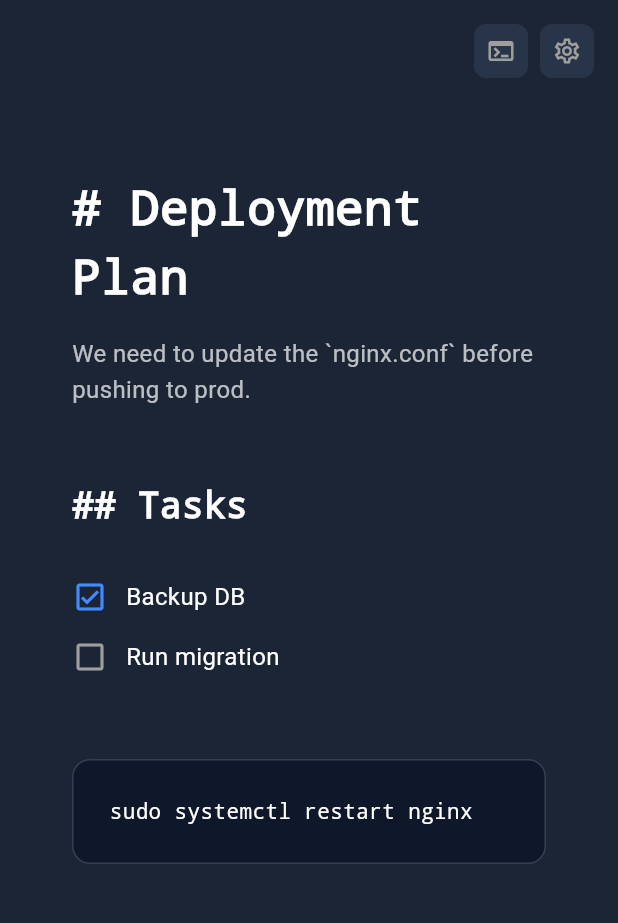
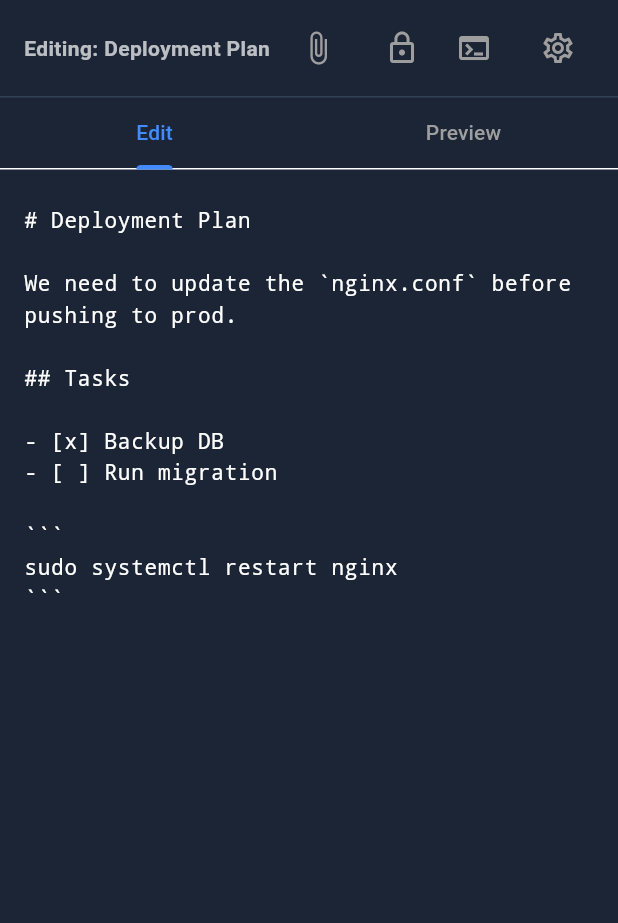
Before and after one commit to merlinJeyakumar/future-notes, a Flutter app: the screen it shows after launch, on a phone screen of 412 x 824 dp, the part 84-1007 px from its top. Run offline on Flutter 3.47's test engine with Material 3 defaults, Android fonts, the phone set to English and light mode, and no system bars; our stand-ins replace file_picker, flutter_markdown.

Commit message:
feat: Add ContentArea widget with markdown editing, auto-listing, and file attachment support.

````diff
--- a/lib/features/dashboard/widgets/content_area.dart
+++ b/lib/features/dashboard/widgets/content_area.dart
@@ -1,91 +1,190 @@
 import 'package:flutter/material.dart';
+import 'package:flutter_markdown/flutter_markdown.dart';
+import 'package:file_picker/file_picker.dart';
 
-class ContentArea extends StatelessWidget {
+class ContentArea extends StatefulWidget {
   const ContentArea({super.key});
 
   @override
+  State<ContentArea> createState() => _ContentAreaState();
+}
+
+class _ContentAreaState extends State<ContentArea> {
+  final TextEditingController _controller = TextEditingController(
+    text: """
+# Deployment Plan
+
+We need to update the `nginx.conf` before pushing to prod.
+
+## Tasks
+
+- [x] Backup DB
+- [ ] Run migration
+
+```
+sudo systemctl restart nginx
+```
+""",
+  );
+
+  String _lastText = "";
+
+  @override
+  void initState() {
+    super.initState();
+    _lastText = _controller.text;
+  }
+
+  void _handleAutoList(String newText) {
+    // Only trigger if we added exactly one character (the newline)
+    // and that character is indeed a newline at the current cursor position.
+    if (newText.length != _lastText.length + 1) return;
+
+    final selection = _controller.selection;
+    if (!selection.isValid || selection.start == 0) return;
+
+    // Check if the character before the cursor is a newline
+    if (newText[selection.start - 1] == '\n') {
+      // Find the start of the previous line
+      final currentPos = selection.start;
+      final previousNewlinePos = newText.lastIndexOf('\n', currentPos - 2);
+      final lineStart = previousNewlinePos == -1 ? 0 : previousNewlinePos + 1;
+
+      // Extract the previous line content
+      final previousLine = newText.substring(lineStart, currentPos - 1);
+
+      // Regex for Bullet: ^(\s*)([*+-])\s
+      final bulletMatch = RegExp(r'^(\s*)([*+-])\s').firstMatch(previousLine);
+      if (bulletMatch != null) {
+        final indent = bulletMatch.group(1) ?? "";
+        final bullet = bulletMatch.group(2) ?? "";
+        _insertText('$indent$bullet ');
+        return;
+      }
+
+      // Regex for Number: ^(\s*)(\d+)\.\s
+      final numberMatch = RegExp(r'^(\s*)(\d+)\.\s').firstMatch(previousLine);
+      if (numberMatch != null) {
+        final indent = numberMatch.group(1) ?? "";
+        final numberStr = numberMatch.group(2) ?? "0";
+        final number = int.tryParse(numberStr) ?? 0;
+        _insertText('$indent${number + 1}. ');
+        return;
+      }
+    }
+  }
+
+  Future<void> _pickFile() async {
+    FilePickerResult? result = await FilePicker.platform.pickFiles();
+
+    if (result != null) {
+      final fileName = result.files.single.name;
+      // In a real app, you would upload this file and get a URL.
+      // Here we just insert a placeholder link.
+      final textToAdd = '\n\n![Attachment: $fileName]($fileName)';
+      _insertText(textToAdd);
+    }
+  }
+
+  void _insertText(String text) {
+    final textSelection = _controller.selection;
+    if (textSelection.isValid) {
+      final newText = _controller.text.replaceRange(
+        textSelection.start,
+        textSelection.end,
+        text,
+      );
+      final newSelection = textSelection.copyWith(
+        baseOffset: textSelection.start + text.length,
+        extentOffset: textSelection.start + text.length,
+      );
+      _controller.value = TextEditingValue(
+        text: newText,
+        selection: newSelection,
+      );
+    } else {
+      _controller.text += text;
+    }
+  }
+
+  @override
   Widget build(BuildContext context) {
+    // Determine screen width to decide layout
+    final isDesktop = MediaQuery.of(context).size.width > 900;
+
     return Container(
-      color: const Color(0xFF1B2535), // Main background
+      color: const Color(0xFF1B2535),
       child: Column(
-        crossAxisAlignment: CrossAxisAlignment.start,
         children: [
-          // Top Bar (Settings/Actions)
-          Padding(
-            padding: const EdgeInsets.all(16.0),
+          // Toolbar
+          Container(
+            padding: const EdgeInsets.symmetric(horizontal: 16, vertical: 8),
+            decoration: const BoxDecoration(
+              border: Border(bottom: BorderSide(color: Color(0xFF334155))),
+            ),
             child: Row(
-              mainAxisAlignment: MainAxisAlignment.end,
               children: [
-                _buildIconButton(Icons.terminal),
+                const Text(
+                  'Editing: Deployment Plan',
+                  style: TextStyle(
+                    color: Colors.white70,
+                    fontWeight: FontWeight.bold,
+                  ),
+                ),
+                const Spacer(),
+                IconButton(
+                  onPressed: _pickFile,
+                  icon: const Icon(Icons.attach_file, color: Colors.grey),
+                  tooltip: 'Attach File',
+                ),
                 const SizedBox(width: 8),
-                _buildIconButton(Icons.settings_outlined),
+                IconButton(
+                  onPressed: () {},
+                  icon: const Icon(Icons.lock_outline, color: Colors.grey),
+                  tooltip: 'Password',
+                ),
+                IconButton(
+                  onPressed: () {},
+                  icon: const Icon(Icons.terminal, color: Colors.grey),
+                  tooltip: 'Terminal',
+                ),
+                const SizedBox(width: 8),
+                IconButton(
+                  onPressed: () {},
+                  icon: const Icon(Icons.settings_outlined, color: Colors.grey),
+                  tooltip: 'Settings',
+                ),
               ],
             ),
           ),
 
+          // Editor Area
           Expanded(
-            child: SingleChildScrollView(
-              padding: const EdgeInsets.all(48.0),
+            child: isDesktop
+                ? Row(
+                    crossAxisAlignment: CrossAxisAlignment.stretch,
+                    children: [
+                      Expanded(child: _buildInputArea()),
+                      const VerticalDivider(width: 1, color: Color(0xFF334155)),
+                      Expanded(child: _buildPreviewArea()),
+                    ],
+                  )
+                : DefaultTabController(
+                    length: 2,
                     child: Column(
-                crossAxisAlignment: CrossAxisAlignment.start,
                       children: [
-                  // Title
-                  const Text(
-                    '# Deployment Plan',
-                    style: TextStyle(
-                      color: Colors.white,
-                      fontSize: 32,
-                      fontWeight: FontWeight.bold,
-                      fontFamily: 'monospace', // Monospaced for the '#'
+                        const TabBar(
+                          tabs: [
+                            Tab(text: 'Edit'),
+                            Tab(text: 'Preview'),
+                          ],
+                          labelColor: Colors.blueAccent,
+                          unselectedLabelColor: Colors.grey,
+                          indicatorColor: Colors.blueAccent,
                         ),
-                  ),
-                  const SizedBox(height: 16),
-
-                  // Description
-                  const Text(
-                    "We need to update the `nginx.conf` before pushing to prod.",
-                    style: TextStyle(
-                      color: Colors.white70,
-                      fontSize: 16,
-                      height: 1.5,
-                    ),
-                  ),
-                  const SizedBox(height: 48),
-
-                  // Tasks Header
-                  const Text(
-                    '## Tasks',
-                    style: TextStyle(
-                      color: Colors.white,
-                      fontSize: 24,
-                      fontWeight: FontWeight.bold,
-                      fontFamily: 'monospace',
-                    ),
-                  ),
-                  const SizedBox(height: 24),
-
-                  // Checkboxes
-                  _buildTaskItem("Backup DB", true),
-                  _buildTaskItem("Run migration", false),
-
-                  const SizedBox(height: 48),
-
-                  // Code Block
-                  Container(
-                    width: double.infinity,
-                    padding: const EdgeInsets.all(24),
-                    decoration: BoxDecoration(
-                      color: const Color(0xFF0F172A), // Darker code block
-                      borderRadius: BorderRadius.circular(12),
-                      border: Border.all(color: const Color(0xFF334155)),
-                    ),
-                    child: const Text(
-                      'sudo systemctl restart nginx',
-                      style: TextStyle(
-                        color: Colors.white,
-                        fontFamily: 'monospace',
-                        fontSize: 14,
-                      ),
+                        Expanded(
+                          child: TabBarView(
+                            children: [_buildInputArea(), _buildPreviewArea()],
                           ),
                         ),
                       ],
@@ -97,34 +196,61 @@ class ContentArea extends StatelessWidget {
     );
   }
 
-  Widget _buildIconButton(IconData icon) {
-    return Container(
-      padding: const EdgeInsets.all(8),
-      decoration: BoxDecoration(
-        color: const Color(0xFF283548),
-        borderRadius: BorderRadius.circular(8),
+  Widget _buildInputArea() {
+    return Padding(
+      padding: const EdgeInsets.all(16.0),
+      child: TextField(
+        controller: _controller,
+        maxLines: null,
+        expands: true,
+        style: const TextStyle(
+          color: Colors.white,
+          fontFamily: 'monospace',
+          fontSize: 14,
         ),
-      child: Icon(icon, color: Colors.grey, size: 20),
+        decoration: const InputDecoration(
+          border: InputBorder.none,
+          hintText: 'Type markdown here...',
+          hintStyle: TextStyle(color: Colors.grey),
+        ),
+        onChanged: (text) {
+          _handleAutoList(text);
+          _lastText = text;
+          setState(() {}); // Rebuild to update preview
+        },
+      ),
     );
   }
 
-  Widget _buildTaskItem(String label, bool isChecked) {
-    return Padding(
-      padding: const EdgeInsets.symmetric(vertical: 8.0),
-      child: Row(
-        children: [
-          Icon(
-            isChecked
-                ? Icons.check_box_outlined
-                : Icons.check_box_outline_blank,
-            color: isChecked ? Colors.blueAccent : Colors.grey,
+  Widget _buildPreviewArea() {
+    return Container(
+      color: const Color(0xFF0F172A), // Slightly darker for preview
+      child: Markdown(
+        data: _controller.text,
+        selectable: true,
+        styleSheet: MarkdownStyleSheet.fromTheme(Theme.of(context)).copyWith(
+          p: const TextStyle(color: Colors.white70, fontSize: 16),
+          h1: const TextStyle(
+            color: Colors.white,
+            fontWeight: FontWeight.bold,
+            fontSize: 32,
           ),
-          const SizedBox(width: 12),
-          Text(
-            label,
-            style: const TextStyle(color: Colors.white, fontSize: 16),
+          h2: const TextStyle(
+            color: Colors.white,
+            fontWeight: FontWeight.bold,
+            fontSize: 24,
           ),
-        ],
+          code: const TextStyle(
+            backgroundColor: Color(0xFF1E293B),
+            color: Colors.greenAccent,
+            fontFamily: 'monospace',
+          ),
+          codeblockDecoration: BoxDecoration(
+            color: const Color(0xFF1E293B),
+            borderRadius: BorderRadius.circular(8),
+          ),
+          checkbox: const TextStyle(color: Colors.blueAccent),
+        ),
       ),
     );
   }
--- a/pubspec.yaml
+++ b/pubspec.yaml
@@ -35,6 +35,8 @@ dependencies:
   # Use with the CupertinoIcons class for iOS style icons.
   cupertino_icons: ^1.0.8
   get_it: ^7.6.0
+  flutter_markdown: ^0.7.7+1
+  file_picker: ^10.3.7
 
 dev_dependencies:
   flutter_test:
````
Also changed, not shown: pubspec.lock, 1 other file. Lines whose indentation alone changed are shown as unchanged.
